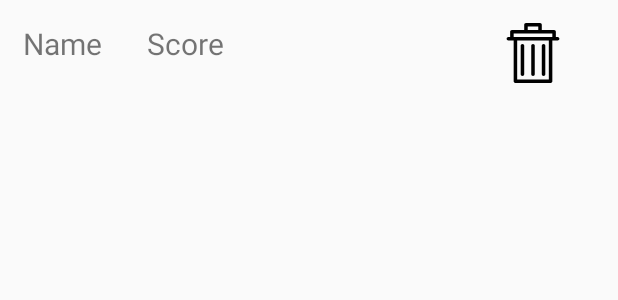
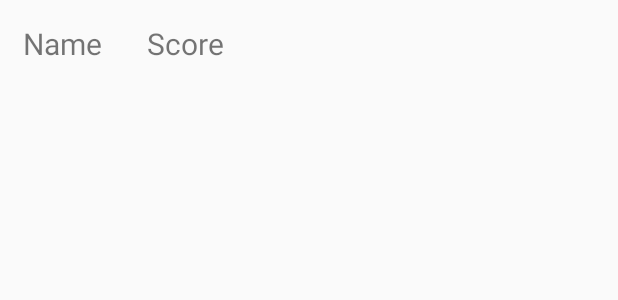
Before and after one commit to C4yz/galgeleg, an Android app: the layout high_score_list_item.xml on its own in the app's theme, with its tools: preview values and no code run, on a phone screen of 412 x 824 dp. Shown: the top 300 px of the screen. Run offline under Robolectric (Android 15) with nearby library versions, the phone set to English and light mode, and no system bars.

Commit message:
Made some small changes

```diff
--- a/app/src/main/java/com/example/galgeleg/activities/Player_has_lost.java
+++ b/app/src/main/java/com/example/galgeleg/activities/Player_has_lost.java
@@ -68,6 +68,7 @@ public class Player_has_lost extends AppCompatActivity implements View.OnClickLi
             } catch (Exception e) {
                 e.printStackTrace();
             }
+
             Intent intent = new Intent(this, MainActivity.class);
             startActivity(intent);
         }
--- a/app/src/main/res/layout/high_score_list_item.xml
+++ b/app/src/main/res/layout/high_score_list_item.xml
@@ -21,15 +21,4 @@
         android:layout_marginLeft="30dp"
         android:textSize="20dp"/>
 
-    <Button
-        android:id="@+id/deleteButton"
-        android:layout_width="40dp"
-        android:layout_height="40dp"
-        android:layout_alignParentEnd="true"
-        android:layout_alignParentRight="true"
-        android:layout_centerVertical="true"
-        android:layout_marginEnd="21dp"
-        android:layout_marginRight="21dp"
-        android:background="@drawable/ic_trash_can" />
-
 </RelativeLayout>
```
